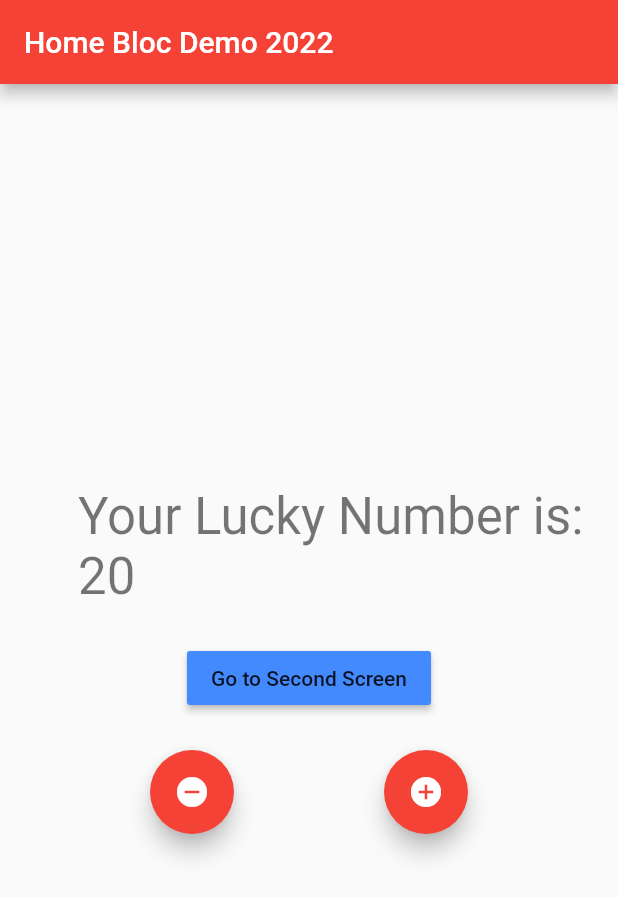
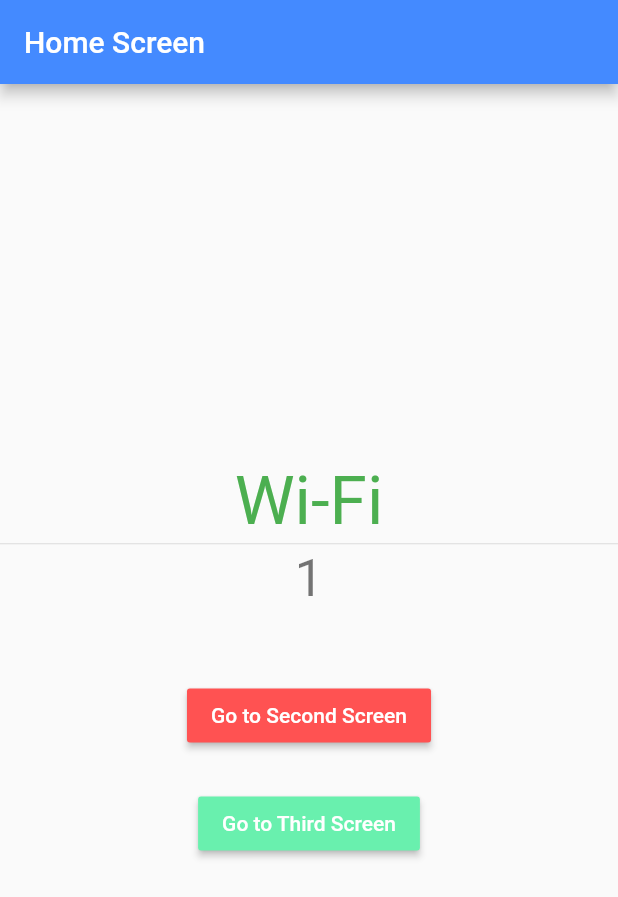
Before and after one commit to TrophyDevelopersUganda/testing_bloc, a Flutter app: the screen it shows after launch, on a phone screen of 412 x 824 dp. Shown: the top 897 px of the screen. Run offline on Flutter 3.47's test engine with Material 2 defaults, Android fonts, the phone set to English and light mode, and no system bars; our stand-ins replace bloc, connectivity_plus, equatable, flutter_bloc.

Commit message:
Bloc to Bloc Communication

```diff
--- a/lib/business_logic/cubit_bloc/counter_cubit.dart
+++ b/lib/business_logic/cubit_bloc/counter_cubit.dart
@@ -1,21 +1,15 @@
-import 'dart:math';
-
 import 'package:bloc/bloc.dart';
 import 'package:equatable/equatable.dart';
 
 part 'counter_state.dart';
 
-int max = 100;
-int randomNumber = Random().nextInt(max);
-
 class CounterCubit extends Cubit<CounterState> {
   CounterCubit()
-      : super(CounterState(
-          counterValue: randomNumber,
-          wasChanged: false,
-        ));
+      : super(const CounterState(counterValue: 0, wasChanged: false));
+
   void increment() => emit(
-      (CounterState(counterValue: state.counterValue + 4, wasChanged: true)));
+      CounterState(counterValue: state.counterValue + 1, wasChanged: true));
+
   void decrement() => emit(
-      (CounterState(counterValue: state.counterValue - 4, wasChanged: false)));
+      CounterState(counterValue: state.counterValue - 1, wasChanged: false));
 }
--- a/lib/business_logic/cubit_bloc/counter_state.dart
+++ b/lib/business_logic/cubit_bloc/counter_state.dart
@@ -3,9 +3,11 @@ part of 'counter_cubit.dart';
 class CounterState extends Equatable {
   final int counterValue;
   final bool wasChanged;
-  const CounterState({required this.counterValue, required this.wasChanged});
+  const CounterState({
+    required this.counterValue,
+    required this.wasChanged,
+  });
 
   @override
-  // TO DO: implement props
   List<Object?> get props => [counterValue, wasChanged];
 }
--- /dev/null
+++ b/lib/business_logic/cubit_bloc/internet_cubit.dart
@@ -0,0 +1,42 @@
+import 'dart:async';
+
+import 'package:bloc/bloc.dart';
+import 'package:connectivity_plus/connectivity_plus.dart';
+import 'package:testing_bloc_concept/constants/enums.dart';
+
+part 'internet_state.dart';
+
+class InternetCubit extends Cubit<InternetState> {
+  final Connectivity connectivity;
+  late StreamSubscription connectivityStreamSubscription;
+
+  InternetCubit({
+    required this.connectivity,
+  }) : super(InternetLoading()) {
+    monitorInternetConnection();
+  }
+
+  StreamSubscription<ConnectivityResult> monitorInternetConnection() {
+    return connectivityStreamSubscription =
+        connectivity.onConnectivityChanged.listen((connectivityResult) {
+      if (connectivityResult == ConnectivityResult.wifi) {
+        emitInternetConnected(ConnectionType.wifi);
+      } else if (connectivityResult == ConnectivityResult.mobile) {
+        emitInternetConnected(ConnectionType.mobile);
+      } else if (connectivityResult == ConnectivityResult.none) {
+        emitInternetDisconnected();
+      }
+    });
+  }
+
+  void emitInternetConnected(ConnectionType _connectionType) =>
+      emit(InternetConnected(connectionType: _connectionType));
+
+  void emitInternetDisconnected() => emit(InternetDisconnected());
+
+  @override
+  Future<void> close() {
+    connectivityStreamSubscription.cancel();
+    return super.close();
+  }
+}
--- /dev/null
+++ b/lib/business_logic/cubit_bloc/internet_state.dart
@@ -0,0 +1,12 @@
+part of 'internet_cubit.dart';
+
+abstract class InternetState {}
+
+class InternetLoading extends InternetState {}
+
+class InternetConnected extends InternetState {
+  final ConnectionType connectionType;
+  InternetConnected({required this.connectionType});
+}
+
+class InternetDisconnected extends InternetState {}
--- /dev/null
+++ b/lib/constants/constants_main.dart
@@ -0,0 +1,4 @@
+// enum ConnectionType {
+//   wifi,
+//   mobile,
+// }
--- /dev/null
+++ b/lib/constants/enums.dart
@@ -0,0 +1,4 @@
+enum ConnectionType {
+  wifi,
+  mobile,
+}
--- a/lib/main.dart
+++ b/lib/main.dart
@@ -1,30 +1,48 @@
+import 'package:connectivity_plus/connectivity_plus.dart';
 import 'package:flutter/material.dart';
 import 'package:flutter_bloc/flutter_bloc.dart';
 import 'package:testing_bloc_concept/presentation/router/app_router.dart';
 
 import 'business_logic/cubit_bloc/counter_cubit.dart';
+import 'business_logic/cubit_bloc/internet_cubit.dart';
 
 void main() {
-  runApp(MyApp());
+  runApp(MyApp(
+    appRouter: AppRouter(),
+    connectivity: Connectivity(),
+  ));
 }
 
 class MyApp extends StatelessWidget {
-  final MyAppRouter _myAppRouter = MyAppRouter();
+  final AppRouter appRouter;
+  final Connectivity connectivity;
 
-  MyApp({Key? key}) : super(key: key);
-
-  // const MyApp({Key? key}) : super(key: key);
+  const MyApp({
+    Key? key,
+    required this.appRouter,
+    required this.connectivity,
+  }) : super(key: key);
   @override
   Widget build(BuildContext context) {
-    return BlocProvider<CounterCubit>(
-      create: (context) => CounterCubit(),
+    return MultiBlocProvider(
+      providers: [
+        BlocProvider<InternetCubit>(
+          create: (context) => InternetCubit(
+            connectivity: connectivity,
+          ),
+        ),
+        BlocProvider<CounterCubit>(
+          create: (context) => CounterCubit(),
+        ),
+      ],
       child: MaterialApp(
         debugShowCheckedModeBanner: false,
-        title: 'Trophy Developers Counter ',
+        title: 'Flutter Demo',
         theme: ThemeData(
-          primarySwatch: Colors.red,
+          primarySwatch: Colors.blue,
+          visualDensity: VisualDensity.adaptivePlatformDensity,
         ),
-        onGenerateRoute: _myAppRouter.onGenerateRoutes,
+        onGenerateRoute: appRouter.onGenerateRoute,
       ),
     );
   }
--- a/lib/presentation/router/app_router.dart
+++ b/lib/presentation/router/app_router.dart
@@ -3,32 +3,30 @@ import 'package:testing_bloc_concept/presentation/screens/home_screen.dart';
 import 'package:testing_bloc_concept/presentation/screens/second_screen.dart';
 import 'package:testing_bloc_concept/presentation/screens/third_screen.dart';
 
-class MyAppRouter {
-  // final CounterCubit _counterCubit = CounterCubit();
-  Route? onGenerateRoutes(RouteSettings routeSettings) {
-    switch (routeSettings.name) {
+class AppRouter {
+  Route? onGenerateRoute(RouteSettings settings) {
+    switch (settings.name) {
       case '/':
         return MaterialPageRoute(
-            builder: (_) => const HomeScreen(
-                  title: 'Home Bloc Demo 2022',
-                  color: Colors.blueAccent,
-                ));
-      // break;
+          builder: (_) => const HomeScreen(
+            title: "Home Screen",
+            color: Colors.blueAccent,
+          ),
+        );
       case '/second':
         return MaterialPageRoute(
-            builder: (_) => const SecondScreen(
-                  color: Colors.purpleAccent,
-                  title: 'Second',
-                ));
-      // break;
+          builder: (_) => const SecondScreen(
+            title: "Second Screen",
+            color: Colors.redAccent,
+          ),
+        );
       case '/third':
         return MaterialPageRoute(
-            builder: (_) => const ThirdScreen(
-                  color: Colors.greenAccent,
-                  title: 'Third',
-                ));
-
-      // break;
+          builder: (_) => const ThirdScreen(
+            title: "Thirst Screen",
+            color: Colors.greenAccent,
+          ),
+        );
       default:
         return null;
     }
--- a/lib/presentation/screens/home_screen.dart
+++ b/lib/presentation/screens/home_screen.dart
@@ -1,145 +1,176 @@
 import 'package:flutter/material.dart';
 import 'package:flutter_bloc/flutter_bloc.dart';
 import 'package:testing_bloc_concept/business_logic/cubit_bloc/counter_cubit.dart';
+import 'package:testing_bloc_concept/business_logic/cubit_bloc/internet_cubit.dart';
+import 'package:testing_bloc_concept/constants/enums.dart';
 
 class HomeScreen extends StatefulWidget {
-  final Color color;
-
   const HomeScreen({Key? key, required this.title, required this.color})
       : super(key: key);
 
   final String title;
+  final Color color;
 
   @override
-  State<HomeScreen> createState() => _HomeScreenState();
+  _HomeScreenState createState() => _HomeScreenState();
 }
 
 class _HomeScreenState extends State<HomeScreen> {
   @override
   Widget build(BuildContext context) {
-    return Scaffold(
+    return BlocListener<InternetCubit, InternetState>(
+      listener: (context, state) {
+        if (state is InternetConnected &&
+            state.connectionType == ConnectionType.wifi) {
+          BlocProvider.of<CounterCubit>(context).increment();
+        } else if (state is InternetConnected &&
+            state.connectionType == ConnectionType.mobile) {
+          BlocProvider.of<CounterCubit>(context).decrement();
+        }
+      },
+      child: Scaffold(
         appBar: AppBar(
-        title: Text(
-          widget.title,
-        ),
+          backgroundColor: widget.color,
+          title: Text(widget.title),
         ),
         body: Center(
           child: Column(
             mainAxisAlignment: MainAxisAlignment.center,
             children: <Widget>[
+              BlocBuilder<InternetCubit, InternetState>(
+                builder: (context, state) {
+                  if (state is InternetConnected &&
+                      state.connectionType == ConnectionType.wifi) {
+                    return Text(
+                      'Wi-Fi',
+                      style: Theme.of(context).textTheme.headline3?.copyWith(
+                            color: Colors.green,
+                          ),
+                    );
+                  } else if (state is InternetConnected &&
+                      state.connectionType == ConnectionType.mobile) {
+                    return Text(
+                      'Mobile',
+                      style: Theme.of(context).textTheme.headline3?.copyWith(
+                            color: Colors.red,
+                          ),
+                    );
+                  } else if (state is InternetDisconnected) {
+                    return Text(
+                      'Disconnected',
+                      style: Theme.of(context).textTheme.headline3?.copyWith(
+                            color: Colors.grey,
+                          ),
+                    );
+                  }
+                  return const CircularProgressIndicator();
+                },
+              ),
+              const Divider(
+                height: 5,
+              ),
               BlocConsumer<CounterCubit, CounterState>(
+                listener: (context, state) {
+                  if (state.wasChanged == true) {
+                    ScaffoldMessenger.of(context).showSnackBar(
+                      const SnackBar(
+                        content: Text('Incremented!'),
+                        duration: Duration(milliseconds: 300),
+                      ),
+                    );
+                  } else if (state.wasChanged == false) {
+                    ScaffoldMessenger.of(context).showSnackBar(
+                      const SnackBar(
+                        content: Text('Decremented!'),
+                        duration: Duration(milliseconds: 300),
+                      ),
+                    );
+                  }
+                },
                 builder: (context, state) {
-                if (state.counterValue < 4) {
+                  if (state.counterValue < 0) {
                     return Text(
-                    'Negative Life ' + state.counterValue.toString(),
+                      'BRR, NEGATIVE ' + state.counterValue.toString(),
                       style: Theme.of(context).textTheme.headline4,
                     );
-                } else if (state.counterValue == state.counterValue) {
-                  return Padding(
-                    padding: const EdgeInsets.only(left: 52.0),
-                    child: Text(
-                      'Your Lucky Number is: ' + state.counterValue.toString(),
-                      style: Theme.of(context).textTheme.headline4,
-                    ),
-                  );
-                } else if (state.counterValue % randomNumber == 0) {
+                  } else if (state.counterValue % 2 == 0) {
                     return Text(
-                    'Price your products in Even Numbers for quick Sales: ' +
-                        state.counterValue.toString(),
+                      'YAAAY ' + state.counterValue.toString(),
                       style: Theme.of(context).textTheme.headline4,
                     );
-                }
+                  } else if (state.counterValue == 5) {
+                    return Text(
+                      'HMM, NUMBER 5',
+                      style: Theme.of(context).textTheme.headline4,
+                    );
+                  } else {
                     return Text(
                       state.counterValue.toString(),
                       style: Theme.of(context).textTheme.headline4,
                     );
-              },
-              listener: (context, state) {
-                if (state.wasChanged == true) {
-                  ScaffoldMessenger.of(context).showSnackBar(
-                    const SnackBar(
-                        content: Text('Yes, You Added 4'),
-                        duration: Duration(milliseconds: 300)),
-                  );
-                } else if (state.wasChanged == false) {
-                  ScaffoldMessenger.of(context).showSnackBar(const SnackBar(
-                    content: Text('Yes, You '
-                        'Subtracted 4'),
-                    duration: Duration(milliseconds: 300),
-                  ));
                   }
                 },
               ),
               const SizedBox(
                 height: 24,
               ),
+              // Row(
+              //   mainAxisAlignment: MainAxisAlignment.spaceEvenly,
+              //   children: [
+              //     FloatingActionButton(
+              //       heroTag: Text(widget.title),
+              //       onPressed: () {
+              //         BlocProvider.of<CounterCubit>(context).decrement();
+              //         // context.bloc<CounterCubit>().decrement();
+              //       },
+              //       tooltip: 'Decrement',
+              //       child: const Icon(Icons.remove),
+              //     ),
+              //     FloatingActionButton(
+              //       heroTag: Text('${widget.title} 2nd'),
+              //       onPressed: () {
+              //         // BlocProvider.of<CounterCubit>(context).increment();
+              //         BlocProvider.of<CounterCubit>(context).increment();
+              //       },
+              //       tooltip: 'Increment',
+              //       child: const Icon(Icons.add),
+              //     ),
+              //   ],
+              // ),
+              const SizedBox(
+                height: 24,
+              ),
               MaterialButton(
-              color: widget.color,
+                color: Colors.redAccent,
+                child: const Text(
+                  'Go to Second Screen',
+                  style: TextStyle(color: Colors.white),
+                ),
                 onPressed: () {
-                Navigator.of(context).pushNamed('/second'
-                    // MaterialPageRoute(
-                    // builder: (_) => BlocProvider.value(
-                    //   value: BlocProvider.of<CounterCubit>(context),
-                    //   child: const SecondScreen(
-                    //       title: 'Second Screen', color: Colors.deepPurple),
-                    // )
-                    // )
+                  Navigator.of(context).pushNamed(
+                    '/second',
                   );
                 },
-              child: const Text('Go to Second Screen'),
               ),
               const SizedBox(
                 height: 24,
               ),
-            Row(
-              mainAxisAlignment: MainAxisAlignment.spaceEvenly,
-              children: [
-                FloatingActionButton(
-                  heroTag: Text('${widget.title} #1'),
+              MaterialButton(
+                color: Colors.greenAccent,
+                child: const Text(
+                  'Go to Third Screen',
+                  style: TextStyle(color: Colors.white),
+                ),
                 onPressed: () {
-                    BlocProvider.of<CounterCubit>(context).decrement();
-                    // context.bloc<CounterCubit>().decrement();
+                  Navigator.of(context).pushNamed(
+                    '/third',
+                  );
                 },
-                  tooltip: 'Decrement',
-                  child: const Icon(Icons.remove_circle),
-                ),
-                FloatingActionButton(
-                  // heroTag: Text('${widget.title} #2'),
-                  onPressed: () {
-                    // BlocProvider.of<CounterCubit>(context).increment();
-                    BlocProvider.of<CounterCubit>(context).increment();
-                  },
-                  tooltip: 'Increment',
-                  child: const Icon(Icons.add_circle),
-                ),
-              ],
               ),
             ],
           ),
         ),
-      // floatingActionButton: Row(
-      //   mainAxisAlignment: MainAxisAlignment.spaceEvenly,
-      //   children: [
-      //     FloatingActionButton(
-      //       heroTag: Text('${widget.title} #1'),
-      //       onPressed: () {
-      //         BlocProvider.of<CounterCubit>(context).decrement();
-      //       },
-      //       tooltip: 'Increment',
-      //       child: const Icon(Icons.remove_circle),
-      //     ),
-      //     FloatingActionButton(
-      //       heroTag: Text('${widget.title} #2'),
-      //       onPressed: () {
-      //         BlocProvider.of<CounterCubit>(context).increment();
-      //       },
-      //
-      //       //,context.bloc<CounterCubit>().decrement();
-      //       tooltip: 'Increment',
-      //       child: const Icon(Icons.add_circle),
-      //     ),
-      //   ],
-      // ),
+      ),
     );
   }
 }
--- a/pubspec.yaml
+++ b/pubspec.yaml
@@ -11,7 +11,11 @@ environment:
 
 dependencies:
   bloc_test: ^9.0.1
+  connectivity: ^3.0.6
   equatable: ^2.0.3
+
+  connectivity_plus: "^2.0.2"
+
   flutter:
     sdk: flutter
   #  cupertino_icons: ^1.0.2
```
Also changed, not shown: lib/presentation/screens/second_screen.dart (+52 -77 lines), lib/presentation/screens/third_screen.dart (+84 -72 lines), pubspec.lock, 3 other files. Lines whose indentation alone changed are shown as unchanged.
